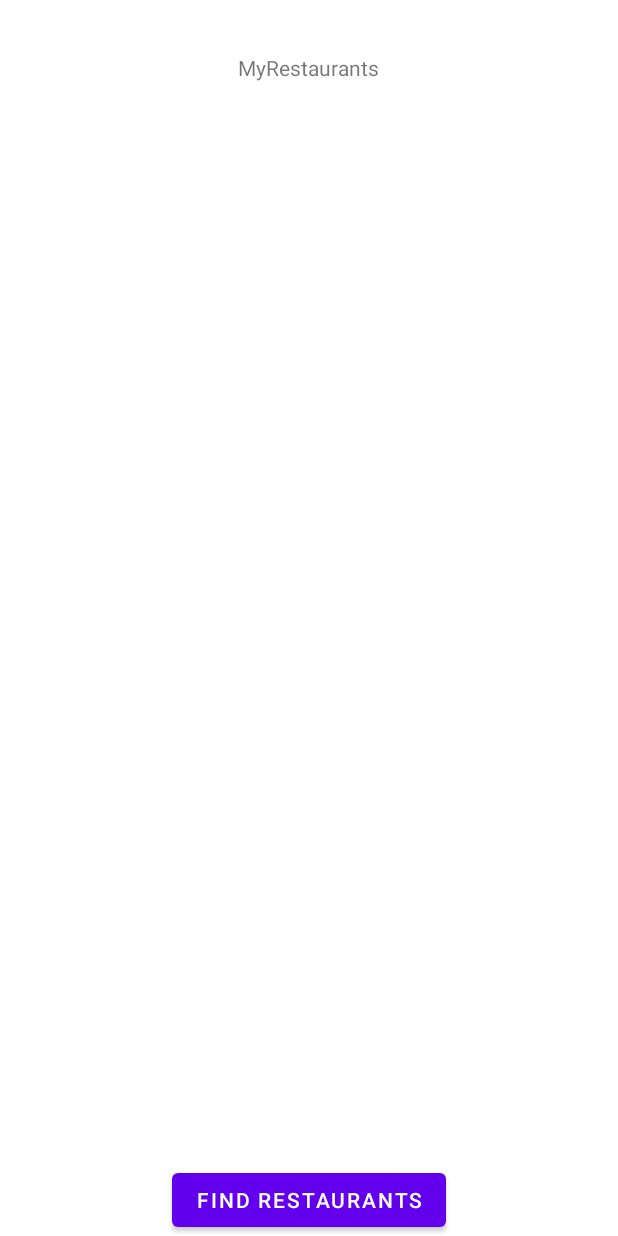
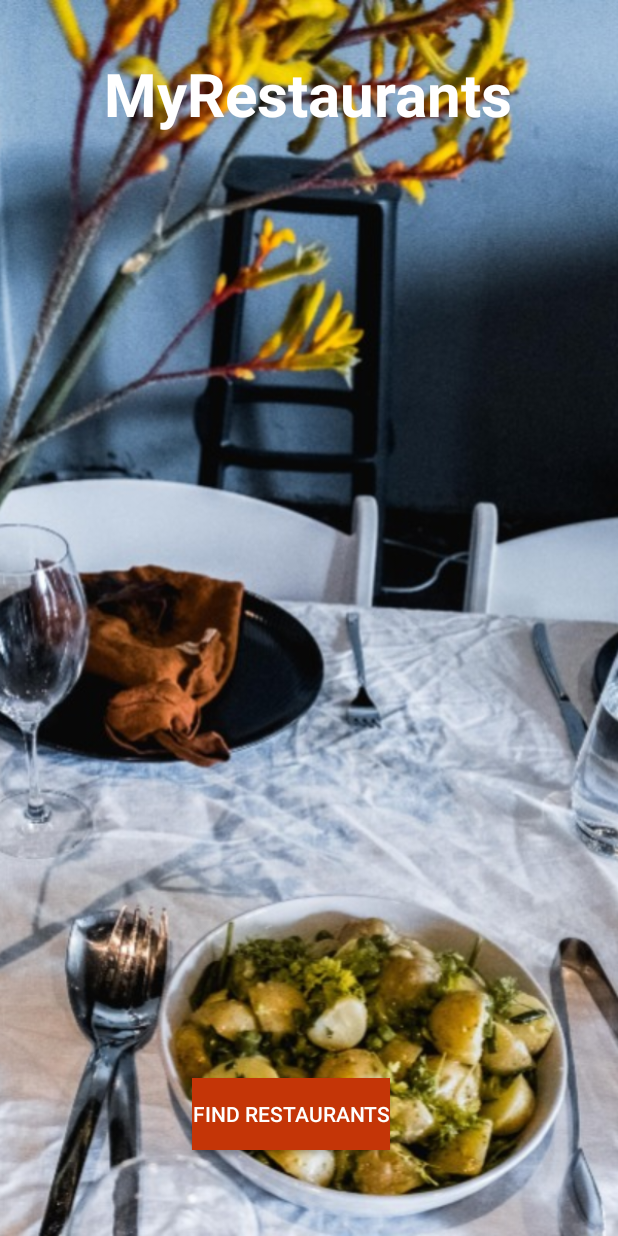
Before and after one commit to Nyanjuimarvin/My-Restaurants, an Android app: the layout activity_main.xml on its own in the app's theme, with its tools: preview values and no code run, on a phone screen of 412 x 824 dp. Run offline under Robolectric (Android 15) with nearby library versions, the phone set to English and light mode, and no system bars.

Commit message:
Add Toast

```diff
--- a/app/src/main/java/com/moringaschool/myrestaurants/MainActivity.java
+++ b/app/src/main/java/com/moringaschool/myrestaurants/MainActivity.java
@@ -3,6 +3,9 @@ package com.moringaschool.myrestaurants;
 import androidx.appcompat.app.AppCompatActivity;
 
 import android.os.Bundle;
+import android.view.View;
+import android.widget.Button;
+import android.widget.Toast;
 
 public class MainActivity extends AppCompatActivity {
 
@@ -10,5 +13,21 @@ public class MainActivity extends AppCompatActivity {
     protected void onCreate(Bundle savedInstanceState) {
         super.onCreate(savedInstanceState);
         setContentView(R.layout.activity_main);
+
+        //Cast View to Button
+        Button findRestaurantsButton = (Button) findViewById(R.id.findRestaurantsButton);
+
+        //Add Click Listener to button
+        //Set OnClick takes new onClickListener
+        findRestaurantsButton.setOnClickListener(new View.OnClickListener() {
+
+            @Override
+            public void onClick(View view) {
+                //Add Toast
+                //Simple pop-up message when button is clicked
+                //toast(context,message,duration).show();
+                Toast.makeText(MainActivity.this,"Hello There",Toast.LENGTH_LONG).show();
+            }
+        });
     }
 }
--- a/app/src/main/res/layout/activity_main.xml
+++ b/app/src/main/res/layout/activity_main.xml
@@ -1,7 +1,19 @@
 <?xml version="1.0" encoding="utf-8"?>
 <RelativeLayout xmlns:android="http://schemas.android.com/apk/res/android"
+    xmlns:app="http://schemas.android.com/apk/res-auto"
     android:layout_width="match_parent"
-    android:layout_height="match_parent">
+    android:layout_height="match_parent"
+    android:background="@color/black">
+
+
+    <ImageView
+        android:id="@+id/imageView"
+        android:layout_width="wrap_content"
+        android:layout_height="match_parent"
+        android:layout_alignParentStart="true"
+        android:layout_alignParentTop="true"
+        android:scaleType="centerCrop"
+        app:srcCompat="@drawable/myrestaurant" />
 
     <TextView
         android:layout_width="wrap_content"
@@ -9,14 +21,21 @@
         android:layout_alignParentTop="true"
         android:layout_centerHorizontal="true"
         android:layout_marginTop="35dp"
-        android:text="MyRestaurants" />
+        android:text="MyRestaurants"
+        android:textSize="40sp"
+        android:textStyle="bold"
+        android:textColor="@color/colorTextIcons"/>
 
     <Button
-        android:id="@+id/button6"
+        android:id="@+id/findRestaurantsButton"
         android:layout_width="wrap_content"
         android:layout_height="wrap_content"
-        android:layout_alignParentBottom = "true"
-        android:layout_centerHorizontal = "true"
-        android:text="Find Restaurants" />
-
+        android:layout_alignParentStart="true"
+        android:layout_alignParentBottom="true"
+        android:layout_marginStart="128dp"
+        android:layout_marginBottom="57dp"
+        android:layout_centerHorizontal="true"
+        android:background="#C43507"
+        android:text="Find Restaurants"
+        android:textColor="@color/colorTextIcons" />
 </RelativeLayout>
--- a/app/src/main/res/values-night/themes.xml
+++ b/app/src/main/res/values-night/themes.xml
@@ -1,6 +1,6 @@
 <resources xmlns:tools="http://schemas.android.com/tools">
     <!-- Base application theme. -->
-    <style name="Theme.MyRestaurants" parent="Theme.MaterialComponents.DayNight.DarkActionBar">
+    <style name="Theme.MyRestaurants" parent="Theme.AppCompat.DayNight.NoActionBar">
         <!-- Primary brand color. -->
         <item name="colorPrimary">@color/purple_200</item>
         <item name="colorPrimaryVariant">@color/purple_700</item>
--- a/app/src/main/res/values/themes.xml
+++ b/app/src/main/res/values/themes.xml
@@ -1,6 +1,6 @@
 <resources xmlns:tools="http://schemas.android.com/tools">
     <!-- Base application theme. -->
-    <style name="Theme.MyRestaurants" parent="Theme.MaterialComponents.DayNight.DarkActionBar">
+    <style name="Theme.MyRestaurants" parent="Theme.AppCompat.DayNight.NoActionBar">
         <!-- Primary brand color. -->
         <item name="colorPrimary">@color/purple_500</item>
         <item name="colorPrimaryVariant">@color/purple_700</item>
```
Also changed, not shown: app/src/main/res/drawable/myrestaurant.jpg (added).
